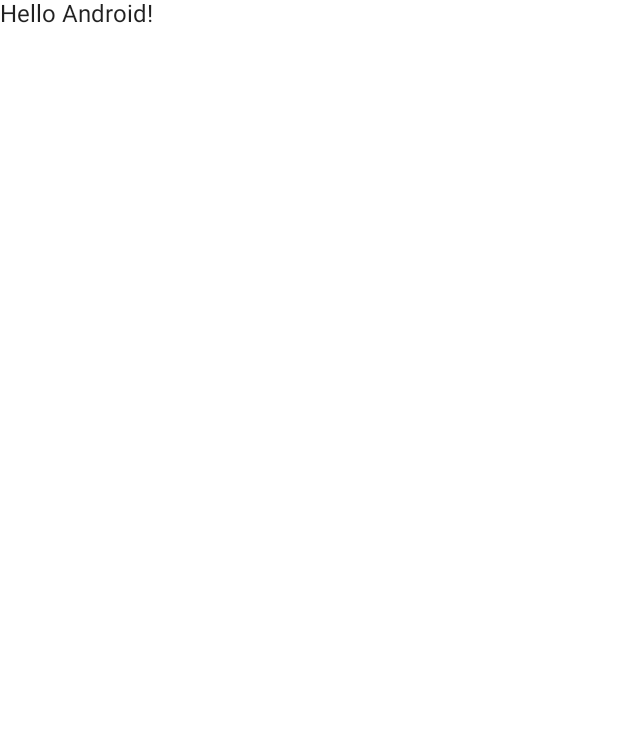
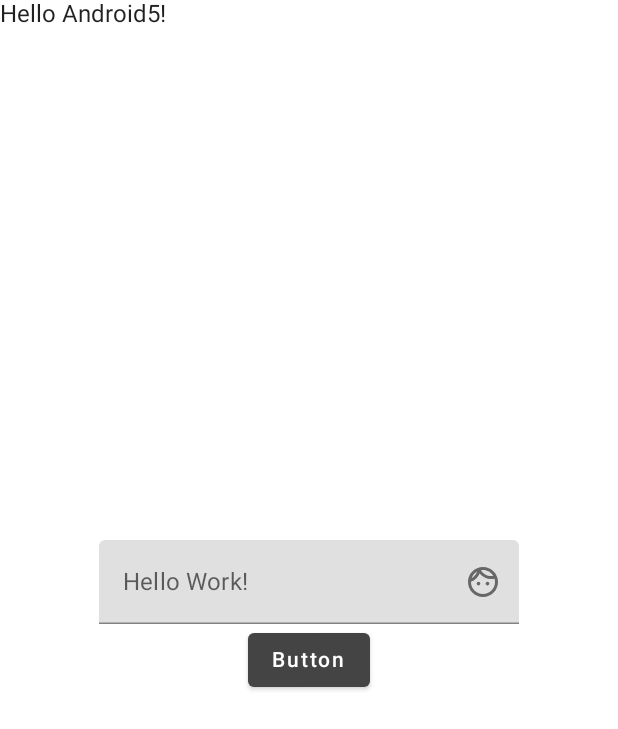
Before and after one commit to shjman/polygon2, an Android app built with Jetpack Compose: the screen it shows after launch (MainActivity), on a phone screen of 412 x 824 dp. Before the commit the part shown is almost empty. Shown: the top 729 px of the screen. Run offline under Robolectric (Android 15) with nearby library versions, the phone set to English and light mode, and no system bars; our stand-ins replace Timber.

Commit message:
add button, textField and logs

```diff
--- a/app/build.gradle
+++ b/app/build.gradle
@@ -58,6 +58,9 @@ dependencies {
     implementation 'androidx.lifecycle:lifecycle-runtime-ktx:2.4.1'
     implementation 'androidx.activity:activity-compose:1.4.0'
 
+    /* Utils */
+    api 'com.jakewharton.timber:timber:5.0.1'
+
 //    tests
     testImplementation 'junit:junit:4.13.2'
     androidTestImplementation 'androidx.test.ext:junit:1.1.3'
--- a/app/src/main/AndroidManifest.xml
+++ b/app/src/main/AndroidManifest.xml
@@ -3,6 +3,7 @@
     package="com.shjman.polygon2">
 
     <application
+        android:name="com.shjman.polygon2.App"
         android:allowBackup="true"
         android:icon="@mipmap/ic_launcher"
         android:label="@string/app_name"
--- /dev/null
+++ b/app/src/main/java/com/shjman/polygon2/App.kt
@@ -0,0 +1,14 @@
+package com.shjman.polygon2
+
+import android.app.Application
+import timber.log.Timber
+
+class App : Application() {
+
+    override fun onCreate() {
+        super.onCreate()
+        if (BuildConfig.DEBUG) {
+            Timber.plant(Timber.DebugTree())
+        }
+    }
+}
--- a/app/src/main/java/com/shjman/polygon2/MainActivity.kt
+++ b/app/src/main/java/com/shjman/polygon2/MainActivity.kt
@@ -3,26 +3,46 @@ package com.shjman.polygon2
 import android.os.Bundle
 import androidx.activity.ComponentActivity
 import androidx.activity.compose.setContent
-import androidx.compose.foundation.layout.fillMaxSize
-import androidx.compose.material.MaterialTheme
-import androidx.compose.material.Surface
-import androidx.compose.material.Text
+import androidx.compose.foundation.layout.*
+import androidx.compose.foundation.text.KeyboardOptions
+import androidx.compose.material.*
+import androidx.compose.material.icons.Icons
+import androidx.compose.material.icons.outlined.Face
 import androidx.compose.runtime.Composable
+import androidx.compose.runtime.MutableState
+import androidx.compose.runtime.mutableStateOf
+import androidx.compose.runtime.remember
+import androidx.compose.ui.Alignment
 import androidx.compose.ui.Modifier
+import androidx.compose.ui.graphics.Color
+import androidx.compose.ui.text.input.KeyboardType
 import androidx.compose.ui.tooling.preview.Preview
 import com.shjman.polygon2.ui.theme.Polygon2Theme
+import timber.log.Timber
 
 class MainActivity : ComponentActivity() {
     override fun onCreate(savedInstanceState: Bundle?) {
         super.onCreate(savedInstanceState)
         setContent {
+            val label = remember { mutableStateOf("Button") }
+            val textField = remember { mutableStateOf("") }
             Polygon2Theme {
                 // A surface container using the 'background' color from the theme
                 Surface(
                     modifier = Modifier.fillMaxSize(),
                     color = MaterialTheme.colors.background
                 ) {
-                    Greeting("Android")
+                    Greeting("Android5")
+                    Column(
+                        modifier = Modifier
+                            .fillMaxWidth()
+                            .fillMaxHeight(),
+                        verticalArrangement = Arrangement.Center,
+                        horizontalAlignment = Alignment.CenterHorizontally
+                    ) {
+                        myTextField(textField)
+                        buttonWithColor(label, textField)
+                    }
                 }
             }
         }
@@ -31,13 +51,45 @@ class MainActivity : ComponentActivity() {
 
 @Composable
 fun Greeting(name: String) {
-    Text(text = "Hello $name!")
+    MaterialTheme {
+        Text(text = "Hello $name!")
+    }
+}
+
+@Composable
+fun myTextField(textField: MutableState<String>) {
+    TextField(
+        value = textField.value,
+        singleLine = true,
+        onValueChange = { newText -> textField.value = newText },
+        keyboardOptions = KeyboardOptions(keyboardType = KeyboardType.Number),
+        trailingIcon = { Icon(Icons.Outlined.Face, contentDescription = "Дополнительная информация") },
+        placeholder = { Text("Hello Work!") }
+    )
+}
+
+@Composable
+fun buttonWithColor(label: MutableState<String>, textField: MutableState<String>) {
+    val name = "Button"
+    val labelInt = remember { mutableStateOf(0) }
+    Button(
+        onClick = {
+            Timber.d("button clicked textField.value = ${textField.value} ")
+            //your onclick code
+            labelInt.value = ++labelInt.value
+            label.value = name + labelInt.value
+        },
+        colors = ButtonDefaults.buttonColors(backgroundColor = Color.DarkGray)
+    )
+    {
+        Text(text = label.value, color = Color.White)
+    }
 }
 
 @Preview(showBackground = true)
 @Composable
 fun DefaultPreview() {
     Polygon2Theme {
-        Greeting("Android")
+        Greeting("Android4")
     }
 }
```
